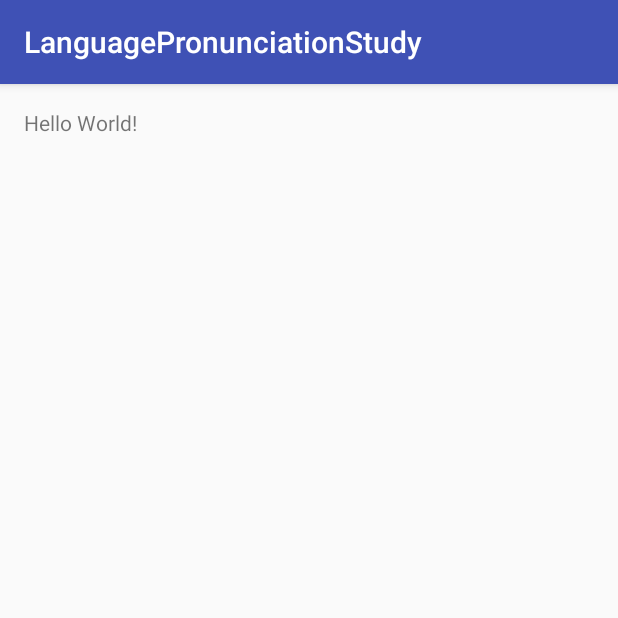
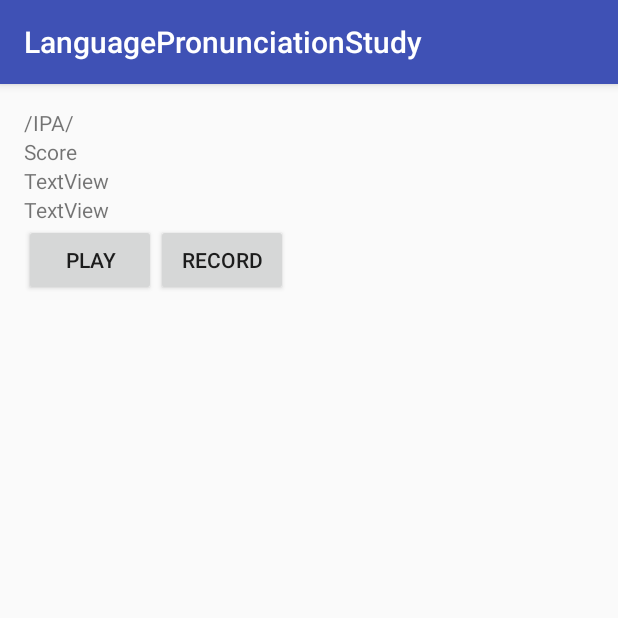
Before and after one commit to cstewart000/LanguageStudy, an Android app: the screen it shows after launch (MainActivity), on a phone screen of 412 x 824 dp, the top half of it. Run offline under Robolectric (Android 15) with nearby library versions, the phone set to English and light mode, and no system bars.

Commit message:
added basic layout

```diff
--- a/app/src/main/res/layout/activity_main.xml
+++ b/app/src/main/res/layout/activity_main.xml
@@ -10,8 +10,70 @@
     android:paddingTop="@dimen/activity_vertical_margin"
     tools:context="hackingismakingisengineering.com.languagepronunciationstudy.MainActivity">
 
+    <LinearLayout
+        android:orientation="vertical"
+        android:layout_width="match_parent"
+        android:layout_height="match_parent"
+        android:layout_alignParentBottom="true"
+        android:layout_alignParentStart="true">
+
     <TextView
         android:layout_width="wrap_content"
         android:layout_height="wrap_content"
-        android:text="Hello World!" />
+        android:text="/IPA/"
+        android:id="@+id/textView_ipa" />
+
+    <TextView
+        android:text="Score"
+        android:layout_width="wrap_content"
+        android:layout_height="wrap_content"
+        android:layout_alignParentTop="true"
+        android:layout_alignParentEnd="true"
+        android:id="@+id/textView_score" />
+
+    <TextView
+        android:text="TextView"
+        android:layout_width="wrap_content"
+        android:layout_height="wrap_content"
+        android:layout_below="@+id/textView_ipa"
+        android:layout_alignParentStart="true"
+        android:id="@+id/textView_word" />
+
+    <TextView
+        android:text="TextView"
+        android:layout_width="wrap_content"
+        android:layout_height="wrap_content"
+        android:layout_below="@+id/textView_word"
+        android:layout_alignParentStart="true"
+        android:id="@+id/textView_difficulty" />
+
+
+    <LinearLayout
+        android:orientation="horizontal"
+        android:layout_width="match_parent"
+        android:layout_height="match_parent"
+        android:layout_alignParentBottom="true"
+        android:layout_alignParentStart="true">
+
+        <Button
+            android:text="Play"
+            android:layout_width="wrap_content"
+            android:layout_height="wrap_content"
+            android:layout_below="@+id/textView_difficulty"
+            android:layout_alignParentStart="true"
+            android:id="@+id/button_play" />
+
+        <Button
+            android:text="Record"
+            android:layout_width="wrap_content"
+            android:layout_height="wrap_content"
+            android:id="@+id/button_record"
+            android:layout_alignBaseline="@+id/button2"
+            android:layout_alignBottom="@+id/button2"
+            android:layout_alignParentEnd="true" />
+
+    </LinearLayout>
+
+    </LinearLayout>
+
 </RelativeLayout>
```
